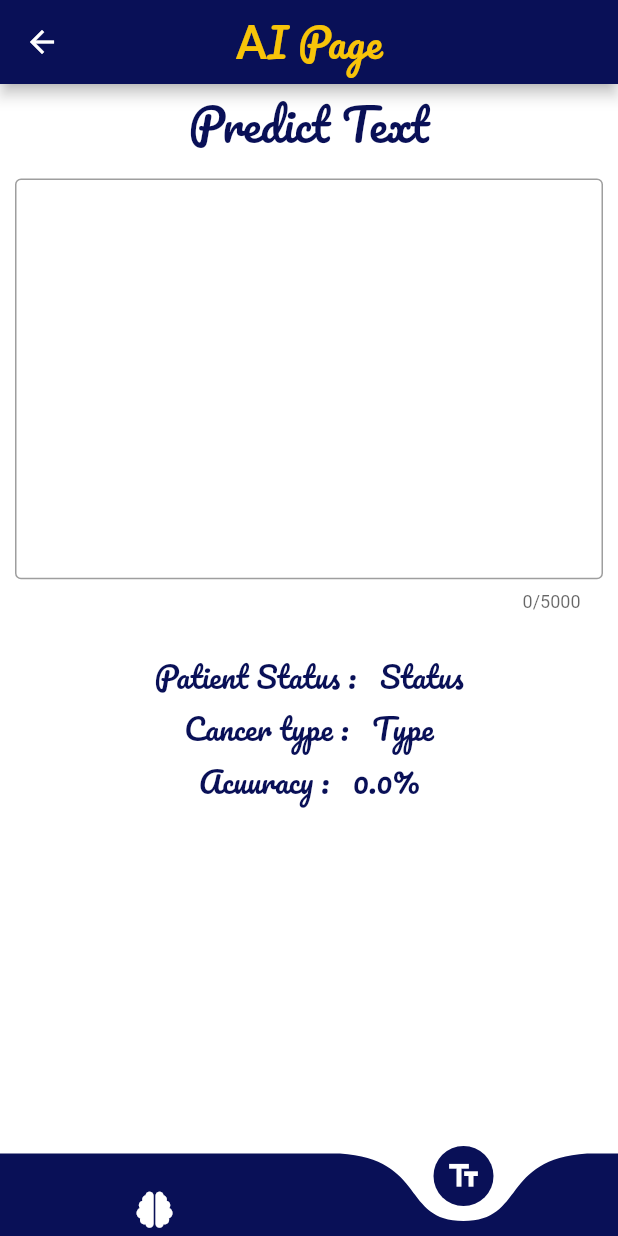
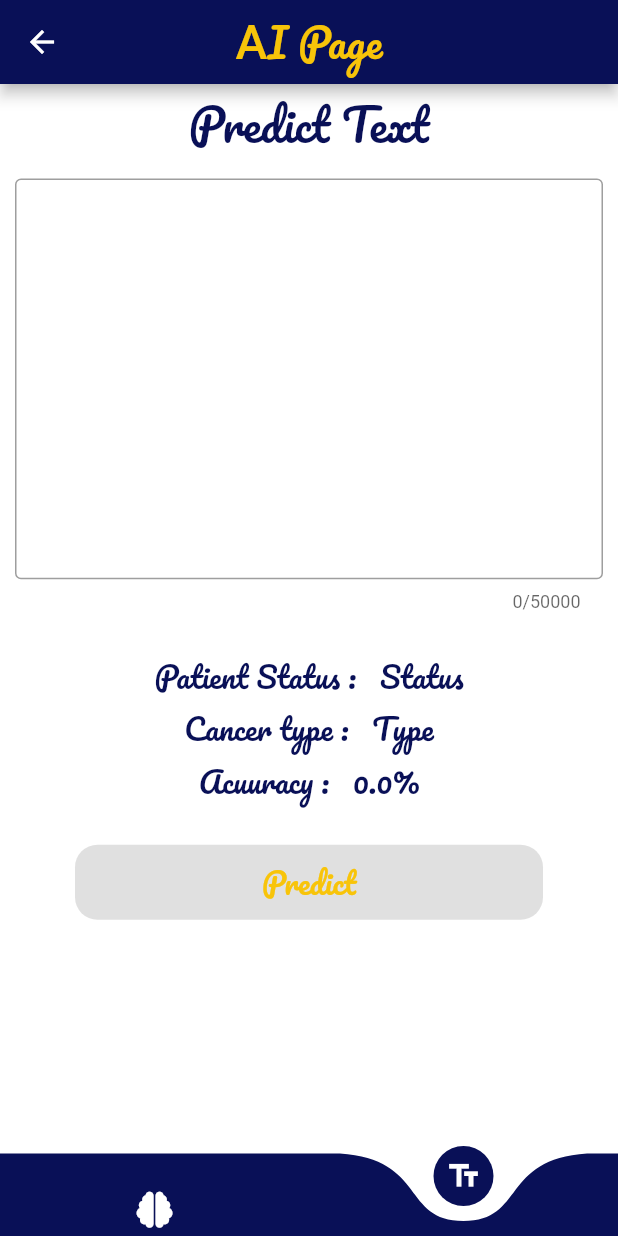
Before and after one commit to lsa3edii/Graduation_Project, a Flutter app: the AIPage screen opened directly, item 2 of the bottom bar chosen, on a phone screen of 412 x 824 dp. Run offline on Flutter 3.47's test engine with Material 2 defaults, Android fonts, the phone set to English and light mode, and no system bars; drawn by our look-alikes of curved_navigation_bar; our stand-ins replace audioplayers, cloud_firestore, firebase_auth, firebase_core, firebase_storage, flutter_image_slideshow and 7 more; missing offline and left inert: flutter_facebook_auth; accounts and stored records are empty.

Commit message:
Create API for predict text

```diff
--- a/Medical Diagnosis System App (Admin)/lib/widgets/custom_text_field.dart
+++ b/Medical Diagnosis System App (Admin)/lib/widgets/custom_text_field.dart
@@ -386,6 +386,7 @@ class CustomTextFieldForSearch extends StatelessWidget {
           onTap: () => Feedback.forTap(context),
           controller: controllerSearch,
           onChanged: onChanged,
+          enabled: true,
           decoration: InputDecoration(
             hintText: 'Search',
             label: const Text(
--- a/Medical Diagnosis System App/lib/services/api.dart
+++ b/Medical Diagnosis System App/lib/services/api.dart
@@ -3,23 +3,31 @@ import 'dart:convert';
 import 'package:http/http.dart' as http;
 
 class API {
-  static String? prediction;
-  static String? diseaseStatus;
-  static double accuracy = 0;
+  static String? predictionImage;
+  static String? diseaseStatusImage;
+  static double accuracyImage = 0;
 
-  static const String _baseURL =
-      "https://braincancerapi-production.up.railway.app/predict";
+  static String? predictionText;
+  static String? diseaseStatusText;
+  static double accuracyText = 0;
+
+  // static const String _baseURL1 =
+  //     "https://braincancerapi-production.up.railway.app/predict";
+
+  static const String _baseURL1 =
+      "https://braincancerapi-production-af49.up.railway.app/predict";
+
+  static const String _baseURL2 =
+      "https://multi-cancer-nlp-api-production.up.railway.app/predict-text";
 
   // static const String _baseURL = 'http://localhost:5000/predict';
-
-  // static const String _baseURL =
-  //     'https://brain-cancer-classification.onrender.com/predict';
+  // static const String _baseURL = 'https://brain-cancer-classification.onrender.com/predict';
 
   API();
 
   static Future<void> predictImage({required File img}) async {
     try {
-      var request = http.MultipartRequest('POST', Uri.parse(_baseURL));
+      var request = http.MultipartRequest('POST', Uri.parse(_baseURL1));
 
       Map<String, String> headers = {'Content-Type': 'multipart/form-data'};
       request.files.add(http.MultipartFile(
@@ -35,15 +43,47 @@ class API {
       if (response.statusCode == 200) {
         var jsonResponse = json.decode(response.body);
 
-        prediction = jsonResponse['prediction'];
-        accuracy = jsonResponse['accuracy'];
+        predictionImage = jsonResponse['prediction'];
+        accuracyImage = jsonResponse['accuracy'];
 
-        if (prediction == 'no_tumor') {
-          diseaseStatus = 'Healthy';
+        if (predictionImage == 'no_tumor') {
+          diseaseStatusImage = 'Healthy';
         } else {
-          diseaseStatus = 'Sick';
+          diseaseStatusImage = 'Sick';
         }
-        // print('Prediction = $prediction,\nAccuracy = $accuracy');
+        // print(
+        //     'Image Prediction = $predictionImage,\nImage Accuracy = $accuracyImage');
+      } else {
+        throw Exception(
+            'API Error: ${response.statusCode},\nAPI Response: ${response.body}');
+      }
+    } catch (ex) {
+      throw Exception('Error: $ex');
+    }
+  }
+
+  static Future<void> predictText({required String text}) async {
+    try {
+      var response = await http.post(
+        Uri.parse(_baseURL2),
+        body: {'text': text},
+      );
+      Map<String, String> headers = {'Content-Type': 'multipart/form-data'};
+      response.headers.addAll(headers);
+
+      if (response.statusCode == 200) {
+        var jsonResponse = json.decode(response.body);
+
+        predictionText = jsonResponse['prediction'];
+        accuracyText = jsonResponse['accuracy'];
+
+        if (predictionText == 'no_tumor') {
+          diseaseStatusText = 'Healthy';
+        } else {
+          diseaseStatusText = 'Sick';
+        }
+        // print(
+        //     'Text Prediction = $predictionText,\nText Accuracy = $accuracyText');
       } else {
         throw Exception(
             'API Error: ${response.statusCode},\nAPI Response: ${response.body}');
--- a/Medical Diagnosis System App/lib/views/ai_page.dart
+++ b/Medical Diagnosis System App/lib/views/ai_page.dart
@@ -4,6 +4,7 @@ import 'package:flutter/material.dart';
 import 'package:font_awesome_flutter/font_awesome_flutter.dart';
 import 'package:image_picker/image_picker.dart';
 import 'package:medical_diagnosis_system/services/api.dart';
+import 'package:medical_diagnosis_system/widgets/custom_button.dart';
 import 'package:medical_diagnosis_system/widgets/custom_text_field.dart';
 import '../constants.dart';
 import '../helper/helper_functions.dart';
@@ -23,18 +24,26 @@ class _AIPageState extends State<AIPage> {
   String? diseaseStatusImage;
   double accuracyImage = 0;
 
+  String? text;
   String? predictionText;
   String? diseaseStatusText;
   double accuracyText = 0;
 
+  bool _isLoading1 = false;
+  bool _isLoading2 = false;
+
   int _page = 0;
-  bool _isLoading = false;
+
+  GlobalKey<FormState> formKey = GlobalKey();
 
   @override
   Widget build(BuildContext context) {
+    return WillPopScope(
+      onWillPop: () async {
         controllerNLP.clear();
-
-    return GestureDetector(
+        return true;
+      },
+      child: GestureDetector(
         onHorizontalDragEnd: (details) {
           if (details.primaryVelocity! > 0 && _page == 1) {
             Feedback.forTap(context);
@@ -55,6 +64,13 @@ class _AIPageState extends State<AIPage> {
           appBar: AppBar(
             backgroundColor: kPrimaryColor,
             centerTitle: true,
+            leading: IconButton(
+              onPressed: () {
+                controllerNLP.clear();
+                Navigator.pop(context);
+              },
+              icon: const Icon(Icons.arrow_back),
+            ),
             title: const Row(
               mainAxisSize: MainAxisSize.min,
               children: [
@@ -91,7 +107,7 @@ class _AIPageState extends State<AIPage> {
               });
             },
           ),
-        floatingActionButton: _isLoading || _page == 1
+          floatingActionButton: _isLoading1 || _page == 1
               ? const SizedBox()
               : Column(
                   mainAxisSize: MainAxisSize.min,
@@ -106,7 +122,7 @@ class _AIPageState extends State<AIPage> {
                             pickedFile: pickedFile);
 
                         setState(() {
-                        _isLoading = true;
+                          _isLoading1 = true;
                         });
 
                         // await Future.delayed(const Duration(seconds: 1));
@@ -115,10 +131,11 @@ class _AIPageState extends State<AIPage> {
                         }
 
                         setState(() {
-                        predictionImage = API.prediction;
-                        diseaseStatusImage = API.diseaseStatus;
-                        accuracyImage = (API.accuracy * 1000).round() / 1000;
-                        _isLoading = false;
+                          predictionImage = API.predictionImage;
+                          diseaseStatusImage = API.diseaseStatusImage;
+                          accuracyImage =
+                              (API.accuracyImage * 1000).round() / 1000;
+                          _isLoading1 = false;
                         });
                       },
                       child: const Icon(Icons.image),
@@ -133,7 +150,7 @@ class _AIPageState extends State<AIPage> {
                             pickedFile: ImageSource.camera);
 
                         setState(() {
-                        _isLoading = true;
+                          _isLoading1 = true;
                         });
 
                         // await Future.delayed(const Duration(seconds: 1));
@@ -142,17 +159,19 @@ class _AIPageState extends State<AIPage> {
                         }
 
                         setState(() {
-                        predictionImage = API.prediction;
-                        diseaseStatusImage = API.diseaseStatus;
-                        accuracyImage = (API.accuracy * 1000).round() / 1000;
-                        _isLoading = false;
+                          predictionImage = API.predictionImage;
+                          diseaseStatusImage = API.diseaseStatusImage;
+                          accuracyImage =
+                              (API.accuracyImage * 1000).round() / 1000;
+                          _isLoading1 = false;
                         });
                       },
                       child: const Icon(Icons.camera_alt),
                     ),
                   ],
                 ),
-        body: _isLoading == true
+          body: _page == 0
+              ? _isLoading1 == true
                   ? const Center(
                       child: Row(
                         mainAxisSize: MainAxisSize.min,
@@ -171,8 +190,7 @@ class _AIPageState extends State<AIPage> {
                         ],
                       ),
                     )
-            : _page == 0
-                ? ListView(
+                  : ListView(
                       physics: const BouncingScrollPhysics(),
                       children: [
                         const Text(
@@ -274,12 +292,36 @@ class _AIPageState extends State<AIPage> {
                             ),
                           ),
                         ),
-                      const SizedBox(height: 50),
-                      // CustomButton2(buttonText: 'About Diseases', onPressed: () {}),
+                        const SizedBox(height: 25),
+                        // CustomButton2(
+                        //   buttonText: 'About Diseases',
+                        //   onPressed: () {},
+                        // ),
                         const SizedBox(height: 50),
                       ],
                     )
-                : ListView(
+              : _isLoading2 == true
+                  ? const Center(
+                      child: Row(
+                        mainAxisSize: MainAxisSize.min,
+                        children: [
+                          Text(
+                            'Processing... ',
+                            style: TextStyle(
+                                fontSize: 30,
+                                color: kPrimaryColor,
+                                fontFamily: 'Pacifico'),
+                          ),
+                          CircularProgressIndicator(
+                            color: kPrimaryColor,
+                            backgroundColor: Colors.grey,
+                          ),
+                        ],
+                      ),
+                    )
+                  : Form(
+                      key: formKey,
+                      child: ListView(
                         physics: const BouncingScrollPhysics(),
                         children: [
                           const Text(
@@ -294,10 +336,12 @@ class _AIPageState extends State<AIPage> {
                           CustomTextField(
                             controller: controllerNLP,
                             maxLines: 12,
-                        maxLength: 5000,
+                            maxLength: 50000,
                             isNLPText: true,
                             icon: Icons.text_fields,
-                        onChanged: (data) {},
+                            onChanged: (data) {
+                              text = data;
+                            },
                           ),
                           const SizedBox(height: 25),
                           Center(
@@ -378,10 +422,45 @@ class _AIPageState extends State<AIPage> {
                               ),
                             ),
                           ),
-                      const SizedBox(height: 50),
-                      // CustomButton2(buttonText: 'About Diseases', onPressed: () {}),
+                          const SizedBox(height: 25),
+                          CustomButton2(
+                            buttonText: 'Predict',
+                            isEnabled: false,
+                            onPressed: () async {
+                              if (formKey.currentState!.validate()) {
+                                setState(() {
+                                  _isLoading2 = true;
+                                });
+
+                                // await Future.delayed(const Duration(seconds: 1));
+                                if (text != null) {
+                                  await API.predictText(text: text!);
+                                }
+
+                                setState(() {
+                                  predictionText = API.predictionText;
+                                  diseaseStatusText = API.diseaseStatusText;
+                                  accuracyText =
+                                      (API.accuracyText * 1000).round() / 1000;
+                                  _isLoading2 = false;
+                                });
+                              } else {
+                                showSnackBar(
+                                  context,
+                                  message: 'Text field is Empty!',
+                                );
+                              }
+                            },
+                          ),
+                          // const SizedBox(height: 10),
+                          // CustomButton2(
+                          //   buttonText: 'About Diseases',
+                          //   onPressed: () {},
+                          // ),
                           const SizedBox(height: 50),
                         ],
+                      ),
+                    ),
         ),
       ),
     );
--- a/Medical Diagnosis System App/lib/widgets/custom_text_field.dart
+++ b/Medical Diagnosis System App/lib/widgets/custom_text_field.dart
@@ -375,6 +375,7 @@ class CustomTextFieldForSearch extends StatelessWidget {
           onTap: () => Feedback.forTap(context),
           controller: controllerSearch,
           onChanged: onChanged,
+          enabled: true,
           decoration: InputDecoration(
             hintText: 'Search',
             label: const Text(
```
Lines whose indentation alone changed are shown as unchanged.
